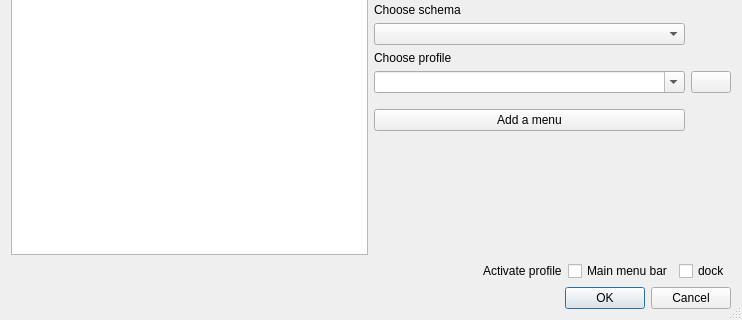
Qt form menu_builder_dialog_base.ui (Oslandia/qgis-menu-builder) before a commit; both pictures show x 0 to 742 and y 179 to 499 of the 742 by 499 pixel window.
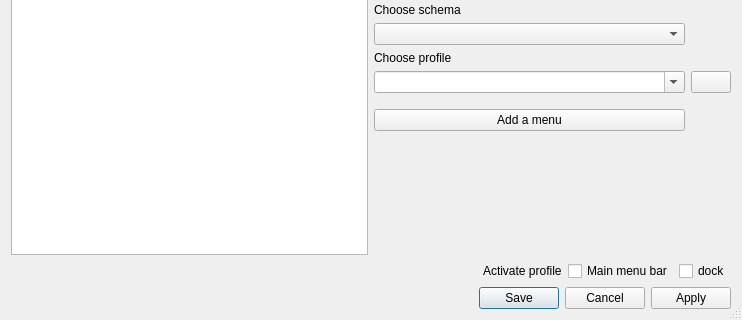
The same form after that commit.

Commit message: change buttons for dialog boxes; add save, apply, cancel

Diff of the .ui file:
```diff
--- a/menu_builder_dialog_base.ui
+++ b/menu_builder_dialog_base.ui
@@ -214,7 +214,7 @@
       <enum>Qt::Horizontal</enum>
      </property>
      <property name="standardButtons">
-      <set>QDialogButtonBox::Cancel|QDialogButtonBox::Ok</set>
+      <set>QDialogButtonBox::Apply|QDialogButtonBox::Cancel|QDialogButtonBox::Save</set>
      </property>
     </widget>
    </item>
```
Left out of the diff: 35 changed lines with no effect on the pictures. The commit also changes 2 other files.
